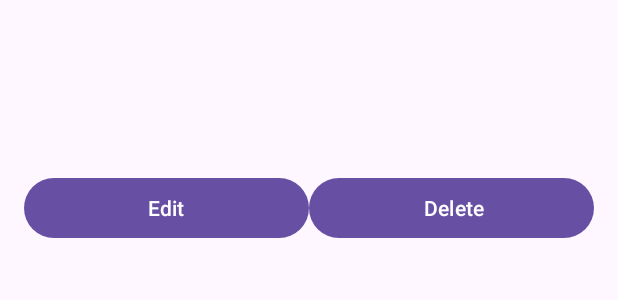
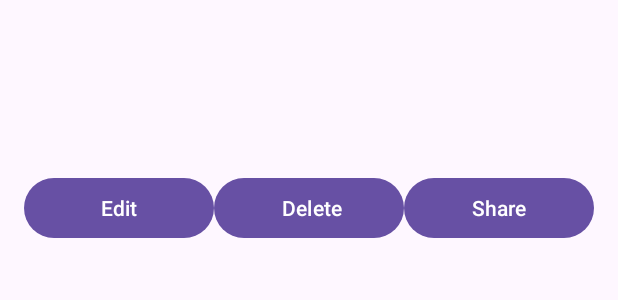
Before and after one commit to Reece-Nunez/Android_Vacation_Tracker, an Android app: the layout item_vacation.xml on its own in the app's theme, with its tools: preview values and no code run, on a phone screen of 412 x 824 dp. Shown: the top 300 px of the screen. Run offline under Robolectric (Android 15) with nearby library versions, the phone set to English and light mode, and no system bars.

Commit message:
part f of step 3 is done. Added a share button in the vacation details page that will share the vactations details through whatever app you wish

```diff
--- a/app/src/main/java/com/example/myapplication/Adapter/VacationAdapter.java
+++ b/app/src/main/java/com/example/myapplication/Adapter/VacationAdapter.java
@@ -28,6 +28,7 @@ public class VacationAdapter extends RecyclerView.Adapter<VacationAdapter.Vacati
     @Override
     public void onBindViewHolder(VacationViewHolder holder, int position) {
         holder.bind(vacations.get(position));
+
     }
 
     @Override
@@ -37,7 +38,7 @@ public class VacationAdapter extends RecyclerView.Adapter<VacationAdapter.Vacati
 
     class VacationViewHolder extends RecyclerView.ViewHolder {
         TextView textViewTitle, textViewHotel, textViewStartDate, textViewEndDate;
-        Button editButton, deleteButton;
+        Button editButton, deleteButton, shareButton;
 
         VacationViewHolder(View itemView, OnVacationListener listener) {
             super(itemView);
@@ -48,9 +49,11 @@ public class VacationAdapter extends RecyclerView.Adapter<VacationAdapter.Vacati
 
             editButton = itemView.findViewById(R.id.buttonEdit);
             deleteButton = itemView.findViewById(R.id.buttonDelete);
+            shareButton = itemView.findViewById(R.id.buttonShare);
 
             editButton.setOnClickListener(v -> listener.onEditClicked(vacations.get(getAdapterPosition())));
             deleteButton.setOnClickListener(v -> listener.onDeleteClicked(vacations.get(getAdapterPosition())));
+            shareButton.setOnClickListener(v -> listener.onShareClicked(vacations.get(getAdapterPosition())));
 
         }
 
@@ -70,5 +73,6 @@ public class VacationAdapter extends RecyclerView.Adapter<VacationAdapter.Vacati
     public interface OnVacationListener {
         void onEditClicked(Vacation vacation);
         void onDeleteClicked(Vacation vacation);
+        void onShareClicked(Vacation vacation);
     }
 }
--- a/app/src/main/res/layout/item_vacation.xml
+++ b/app/src/main/res/layout/item_vacation.xml
@@ -49,5 +49,12 @@
             android:layout_height="wrap_content"
             android:layout_weight="1"
             android:text=" Delete"/>
+        <Button
+            android:id="@+id/buttonShare"
+            android:layout_width="0dp"
+            android:layout_height="wrap_content"
+            android:layout_weight="1"
+            android:text="Share"/>
+
     </LinearLayout>
 </LinearLayout>
```
Also changed, not shown: app/src/main/java/com/example/myapplication/VacationDetailActivity.java (+22 -0 lines).
